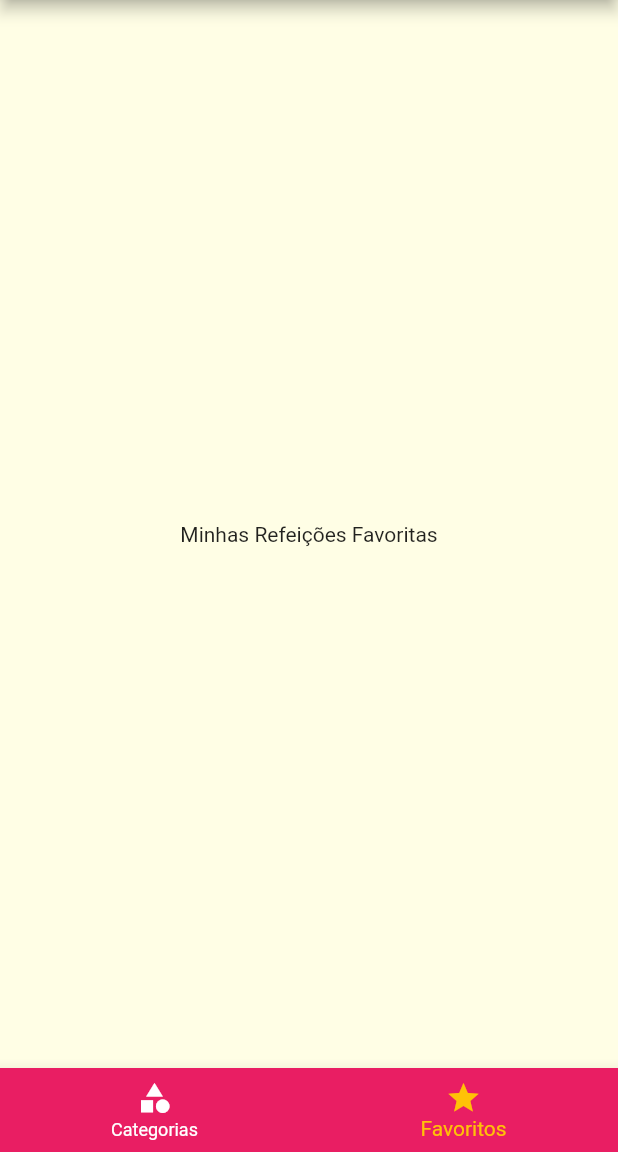
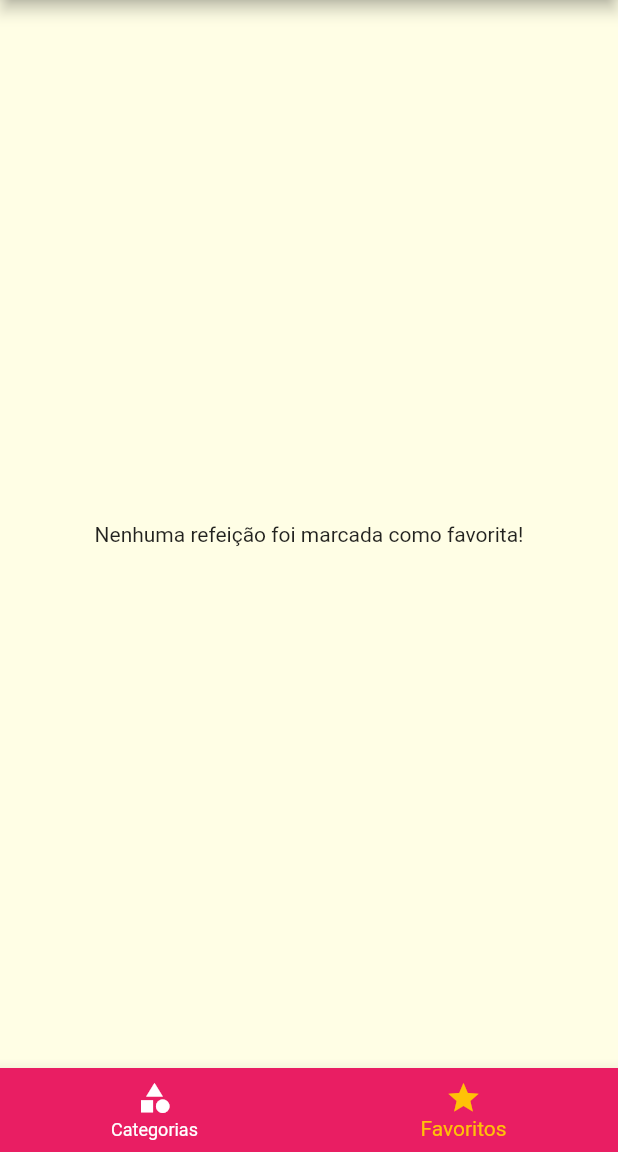
Before and after one commit to joaosatiro/study-flutter, a Flutter app: the screen it shows after launch, item 2 of the bottom bar chosen, on a phone screen of 412 x 824 dp, the part 84-1236 px from its top. Run offline on Flutter 3.47's test engine with Material 2 defaults, Android fonts, the phone set to English and light mode, and no system bars.

Commit message:
finish favorite screen

```diff
--- a/meals/lib/main.dart
+++ b/meals/lib/main.dart
@@ -18,6 +18,7 @@ class MyApp extends StatefulWidget {
 class _MyAppState extends State<MyApp> {
   Settings settings = Settings();
   List<Meal> _availableMeals = DUMMY_MEALS;
+  List<Meal> _favoriteMeals = [];
 
   void _filterMeals(Settings settings) {
     setState(() {
@@ -34,6 +35,18 @@ class _MyAppState extends State<MyApp> {
             !filterVegetarian;
       }).toList();
     });
+  }
+
+  void _toggleFavorite(Meal meal) {
+    setState(() {
+      _favoriteMeals.contains(meal)
+          ? _favoriteMeals.remove(meal)
+          : _favoriteMeals.add(meal);
+    });
+  }
+
+  bool _isFavorite(Meal meal) {
+    return _favoriteMeals.contains(meal);
   }
 
   @override
@@ -53,10 +66,11 @@ class _MyAppState extends State<MyApp> {
             ),
       ),
       routes: {
-        AppRoutes.HOME: (ctx) => TabsScreen(),
+        AppRoutes.HOME: (ctx) => TabsScreen(favoriteMeals: _favoriteMeals),
         AppRoutes.CATEGORIES_MEALS: (ctx) =>
             CategoriesMealsScreen(meals: _availableMeals),
-        AppRoutes.MEAL_DETAIL: (ctx) => MealDetailScreen(),
+        AppRoutes.MEAL_DETAIL: (ctx) => MealDetailScreen(
+            onToggleFavorite: _toggleFavorite, isFavorite: _isFavorite),
         AppRoutes.SETTINGS: (ctx) =>
             SettingsScreen(settings: settings, onSettingsChanged: _filterMeals),
       },
--- a/meals/lib/screens/favorite_screen.dart
+++ b/meals/lib/screens/favorite_screen.dart
@@ -1,12 +1,30 @@
 import 'package:flutter/material.dart';
+import 'package:meals/components/meal.item.dart';
+import 'package:meals/models/meal.dart';
 
 class FavoriteScreen extends StatelessWidget {
-  const FavoriteScreen({Key? key}) : super(key: key);
+  final List<Meal> favoriteMeals;
+
+  const FavoriteScreen({
+    Key? key,
+    required this.favoriteMeals,
+  }) : super(key: key);
 
   @override
   Widget build(BuildContext context) {
-    return Center(
-      child: Text('Minhas Refeições Favoritas'),
-    );
+    if (favoriteMeals.isEmpty) {
+      return Center(
+        child: Text('Nenhuma refeição foi marcada como favorita!'),
+      );
+    } else {
+      return ListView.builder(
+        itemCount: favoriteMeals.length,
+        itemBuilder: (ctx, index) {
+          return MealItem(
+            meal: favoriteMeals[index],
+          );
+        },
+      );
+    }
   }
 }
--- a/meals/lib/screens/tabs_screen.dart
+++ b/meals/lib/screens/tabs_screen.dart
@@ -1,10 +1,16 @@
 import 'package:flutter/material.dart';
 import 'package:meals/components/main_drawer.dart';
+import 'package:meals/models/meal.dart';
 import 'package:meals/screens/categories_screen.dart';
 import 'package:meals/screens/favorite_screen.dart';
 
 class TabsScreen extends StatefulWidget {
-  const TabsScreen({Key? key}) : super(key: key);
+  final List<Meal> favoriteMeals;
+
+  const TabsScreen({
+    Key? key,
+    required this.favoriteMeals,
+  }) : super(key: key);
 
   @override
   _TabsScreenState createState() => _TabsScreenState();
@@ -12,10 +18,22 @@ class TabsScreen extends StatefulWidget {
 
 class _TabsScreenState extends State<TabsScreen> {
   int _selectedScreenIndex = 0;
-  final List<Map<String, Object>> _screens = [
-    {'title': 'Lista de Categorias', 'screen': CategoriesScreen()},
-    {'title': 'Meus Favoritos', 'screen': FavoriteScreen()},
-  ];
+  List<Map<String, Object>>? _screens;
+
+  @override
+  void initState() {
+    super.initState();
+    _screens = [
+      {
+        'title': 'Lista de Categorias',
+        'screen': CategoriesScreen(),
+      },
+      {
+        'title': 'Meus Favoritos',
+        'screen': FavoriteScreen(favoriteMeals: widget.favoriteMeals),
+      },
+    ];
+  }
 
   _selectScreen(int index) {
     setState(() {
@@ -27,10 +45,10 @@ class _TabsScreenState extends State<TabsScreen> {
   Widget build(BuildContext context) {
     return Scaffold(
       appBar: AppBar(
-        title: Text(_screens[_selectedScreenIndex]['title'].toString()),
+        title: Text(_screens![_selectedScreenIndex]['title'].toString()),
       ),
       drawer: MainDrawer(),
-      body: _screens[_selectedScreenIndex]['screen'] as Widget,
+      body: _screens![_selectedScreenIndex]['screen'] as Widget,
       bottomNavigationBar: BottomNavigationBar(
         onTap: _selectScreen,
         backgroundColor: Theme.of(context).primaryColor,
```
Also changed, not shown: meals/lib/screens/meal_detail_screen.dart (+11 -3 lines).
